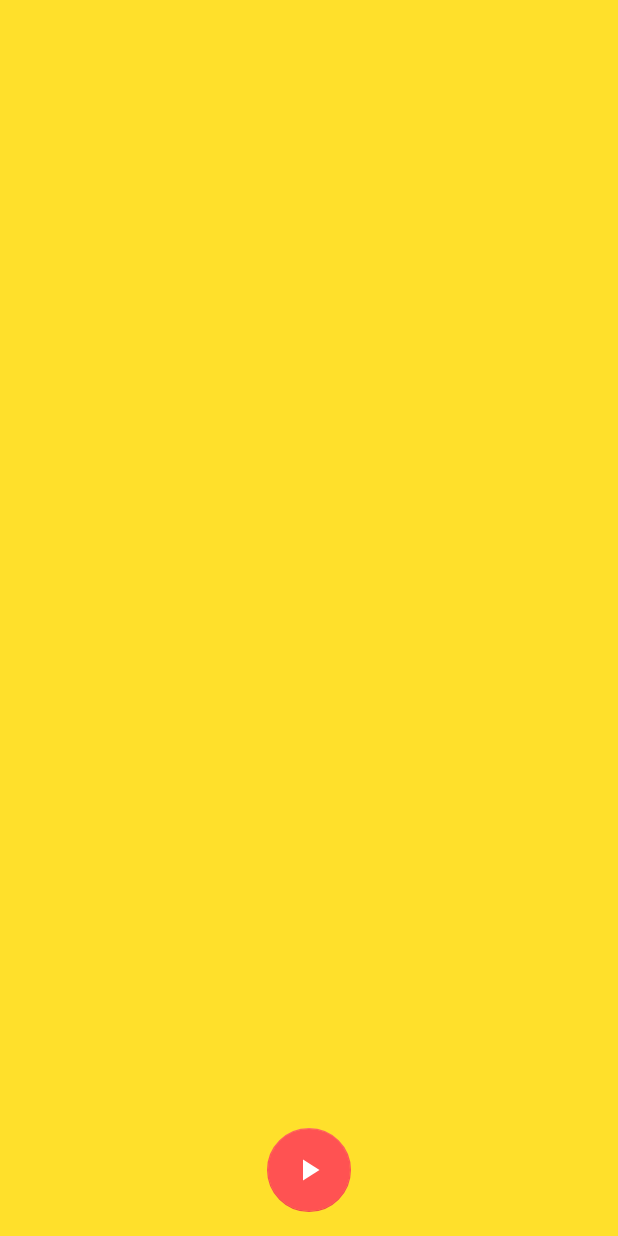
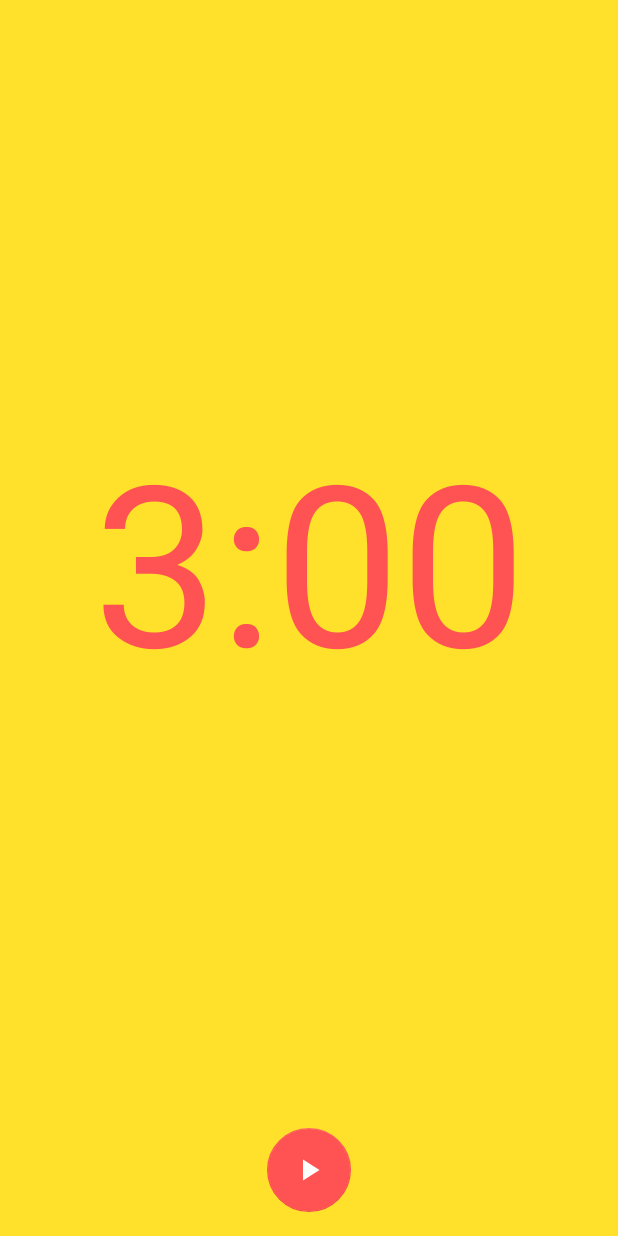
Before and after one commit to klcatha/MyCountdownTimer, an Android app: the layout activity_main.xml on its own in the app's theme, with its tools: preview values and no code run, on a phone screen of 412 x 824 dp. Run offline under Robolectric (Android 15) with nearby library versions, the phone set to English and light mode, and no system bars.

Commit message:
set timer text

```diff
--- a/app/src/main/res/layout/activity_main.xml
+++ b/app/src/main/res/layout/activity_main.xml
@@ -18,4 +18,18 @@
         app:layout_constraintEnd_toEndOf="parent"
         app:layout_constraintStart_toStartOf="parent"
         app:srcCompat="@drawable/ic_play_arrow_black_24dp" />
+
+    <TextView
+        android:id="@+id/timerText"
+        android:layout_width="wrap_content"
+        android:layout_height="wrap_content"
+        android:layout_marginBottom="8dp"
+        android:textAppearance="@style/TextAppearance.AppCompat.Large"
+        android:textColor="@color/colorAccent"
+        android:textSize="150sp"
+        app:layout_constraintBottom_toTopOf="@+id/playStop"
+        app:layout_constraintEnd_toEndOf="parent"
+        app:layout_constraintStart_toStartOf="parent"
+        app:layout_constraintTop_toTopOf="parent"
+        tools:text="3:00" />
 </android.support.constraint.ConstraintLayout>
```
